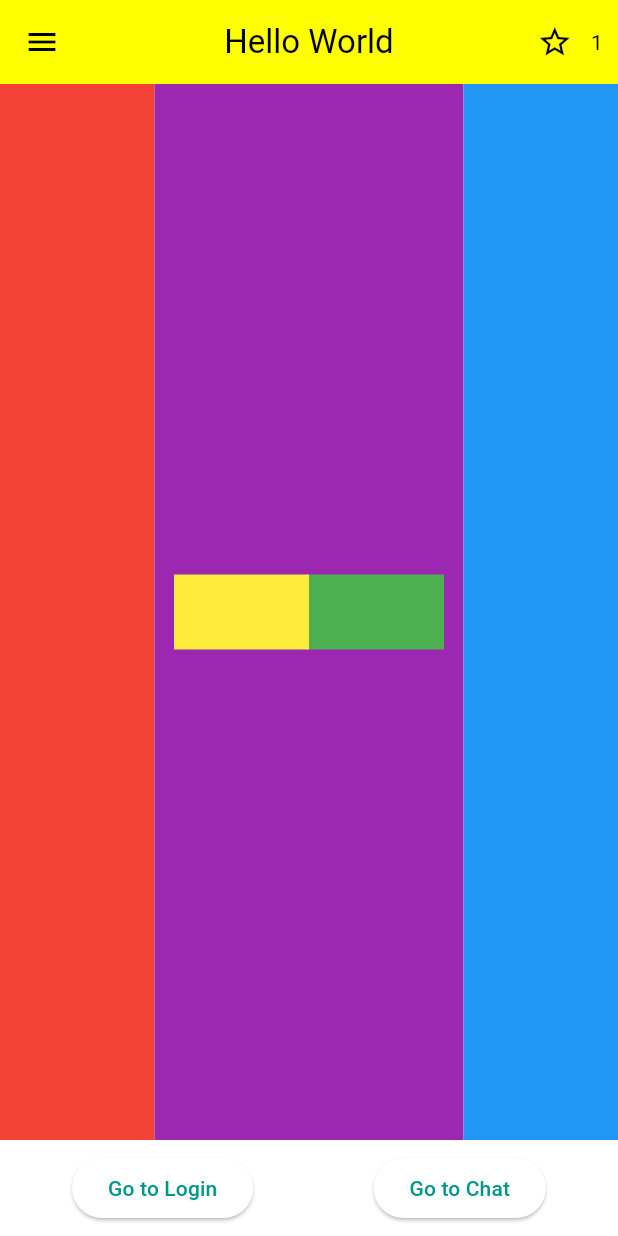
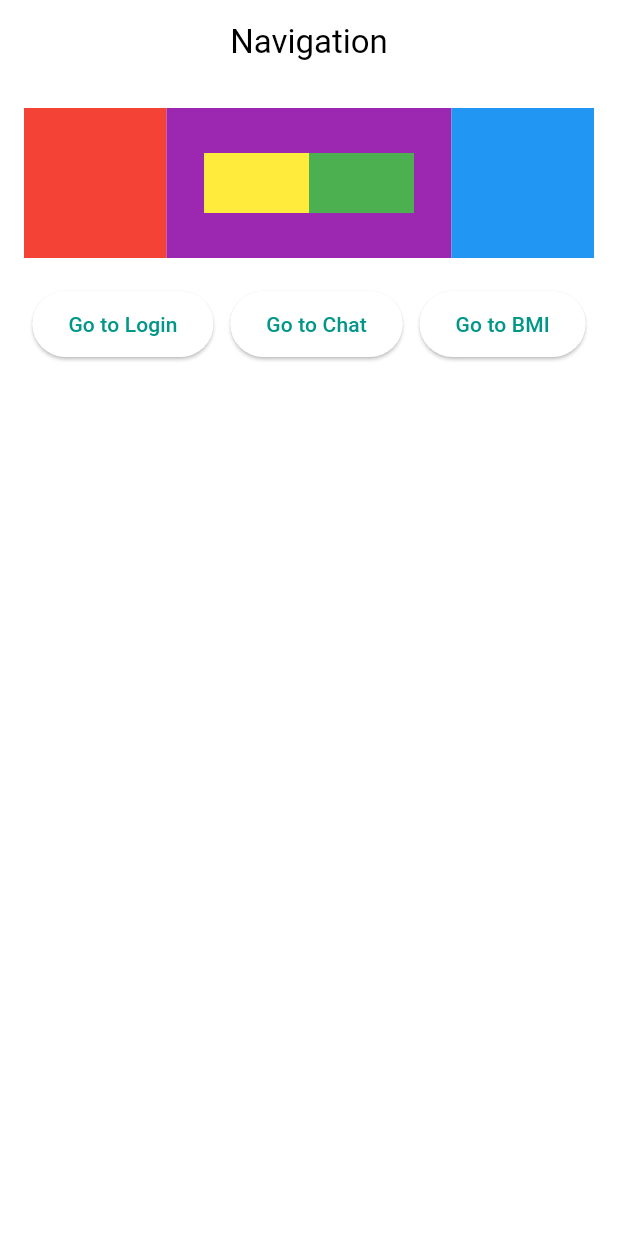
Before and after one commit to ranaagouda/FlutterLabs, a Flutter app: the screen it shows after launch, on a phone screen of 412 x 824 dp. Run offline on Flutter 3.47's test engine with Material 3 defaults, Android fonts, the phone set to English and light mode, and no system bars.

Commit message:
added bmi

```diff
--- a/lib/main.dart
+++ b/lib/main.dart
@@ -1,6 +1,7 @@
 import 'package:flutter/material.dart';
 import 'login.dart';
 import 'chat.dart';
+import 'bmi_calculator.dart'; // Make sure this is correctly named
 
 void main() {
   runApp(MyApp());
@@ -12,112 +13,114 @@ class MyApp extends StatelessWidget {
   @override
   Widget build(BuildContext context) {
     return MaterialApp(
-      title: 'Simple Page',
+      title: 'Navigation App',
       debugShowCheckedModeBanner: false,
       theme: ThemeData(
         colorScheme: ColorScheme.fromSwatch(primarySwatch: Colors.teal),
+        elevatedButtonTheme: ElevatedButtonThemeData(
+          style: ElevatedButton.styleFrom(
+            padding: const EdgeInsets.symmetric(
+              vertical: 12.0,
+              horizontal: 24.0,
+            ), // Add inner padding
+          ),
+        ),
       ),
-      home: SimplePage(),
+      initialRoute: '/', // Set the initial route
+      routes: {
+        '/': (context) => const HomeScreen(),
+        '/login': (context) => LoginPage(),
+        '/chat': (context) => ChatPage(),
+        '/bmi': (context) => BMICalculatorScreen(), // Use the correct name
+      },
     );
   }
 }
 
-class SimplePage extends StatefulWidget {
-  const SimplePage({super.key});
-
-  @override
-  State<SimplePage> createState() => _SimplePageState();
-}
-
-class _SimplePageState extends State<SimplePage> {
-  int _starCount = 1;
+class HomeScreen extends StatelessWidget {
+  const HomeScreen({super.key});
 
   @override
   Widget build(BuildContext context) {
     return Scaffold(
-      appBar: AppBar(
-        centerTitle: true,
-        title: Text('Hello World'),
-        backgroundColor: Colors.yellowAccent,
-        leading: IconButton(icon: Icon(Icons.menu), onPressed: () {}),
-        actions: <Widget>[
-          IconButton(
-            icon: Icon(Icons.star_border),
-            onPressed: () {
-              setState(() {
-                _starCount++;
-              });
-            },
-          ),
-          Center(child: Text('$_starCount')),
-          SizedBox(width: 10),
-        ],
-      ),
+      appBar: AppBar(centerTitle: true, title: const Text('Navigation')),
       body: SafeArea(
-        child: Column(
-          children: <Widget>[
-            Expanded(
-              child: Row(
-                children: <Widget>[
-                  Expanded(flex: 1, child: Container(color: Colors.red)),
-                  Expanded(
-                    flex: 2,
-                    child: Container(
-                      color: Colors.purple,
-                      child: Column(
-                        mainAxisAlignment: MainAxisAlignment.center,
-                        children: <Widget>[
-                          Row(
+        child: Padding(
+          padding: const EdgeInsets.all(16.0),
+          child: Column(
+            children: <Widget>[
+              // Shorter Rows and Columns
+              SizedBox(
+                height: 100, // Adjust height as needed
+                child: Row(
+                  children: <Widget>[
+                    Expanded(
+                      flex: 1,
+                      child: Container(
+                        color: Colors.red,
+                        height: double.infinity,
+                      ),
+                    ),
+                    Expanded(
+                      flex: 2,
+                      child: Container(
+                        color: Colors.purple,
+                        child: Center(
+                          child: Row(
                             mainAxisSize: MainAxisSize.min,
                             children: <Widget>[
                               Container(
-                                width: 90,
-                                height: 50,
+                                width: 70, // Adjust width as needed
+                                height: 40, // Adjust height as needed
                                 color: Colors.yellow,
                               ),
                               Container(
-                                width: 90,
-                                height: 50,
+                                width: 70, // Adjust width as needed
+                                height: 40, // Adjust height as needed
                                 color: Colors.green,
                               ),
                             ],
                           ),
-                        ],
+                        ),
                       ),
                     ),
-                  ),
-                  Expanded(flex: 1, child: Container(color: Colors.blue)),
-                ],
+                    Expanded(
+                      flex: 1,
+                      child: Container(
+                        color: Colors.blue,
+                        height: double.infinity,
+                      ),
+                    ),
+                  ],
+                ),
               ),
-            ),
-            // Buttons in a Row with spacing
-            Padding(
-              padding: const EdgeInsets.all(8.0), // Add padding around the row
-              child: Row(
-                mainAxisAlignment: MainAxisAlignment.spaceAround, // Add spacing
-                children: [
+              const SizedBox(height: 20),
+              // Navigation Buttons
+              Row(
+                mainAxisAlignment: MainAxisAlignment.spaceAround,
+                children: <Widget>[
                   ElevatedButton(
                     onPressed: () {
-                      Navigator.push(
-                        context,
-                        MaterialPageRoute(builder: (context) => LoginPage()),
-                      );
+                      Navigator.pushNamed(context, '/login');
                     },
-                    child: Text('Go to Login'),
+                    child: const Text('Go to Login'),
                   ),
                   ElevatedButton(
                     onPressed: () {
-                      Navigator.push(
-                        context,
-                        MaterialPageRoute(builder: (context) => ChatPage()),
-                      );
+                      Navigator.pushNamed(context, '/chat');
                     },
-                    child: Text('Go to Chat'),
+                    child: const Text('Go to Chat'),
+                  ),
+                  ElevatedButton(
+                    onPressed: () {
+                      Navigator.pushNamed(context, '/bmi');
+                    },
+                    child: const Text('Go to BMI'),
                   ),
                 ],
               ),
-            ),
-          ],
+            ],
+          ),
         ),
       ),
     );
```
Also changed, not shown: lib/bmi_calculator.dart (added, +261 -0 lines).
